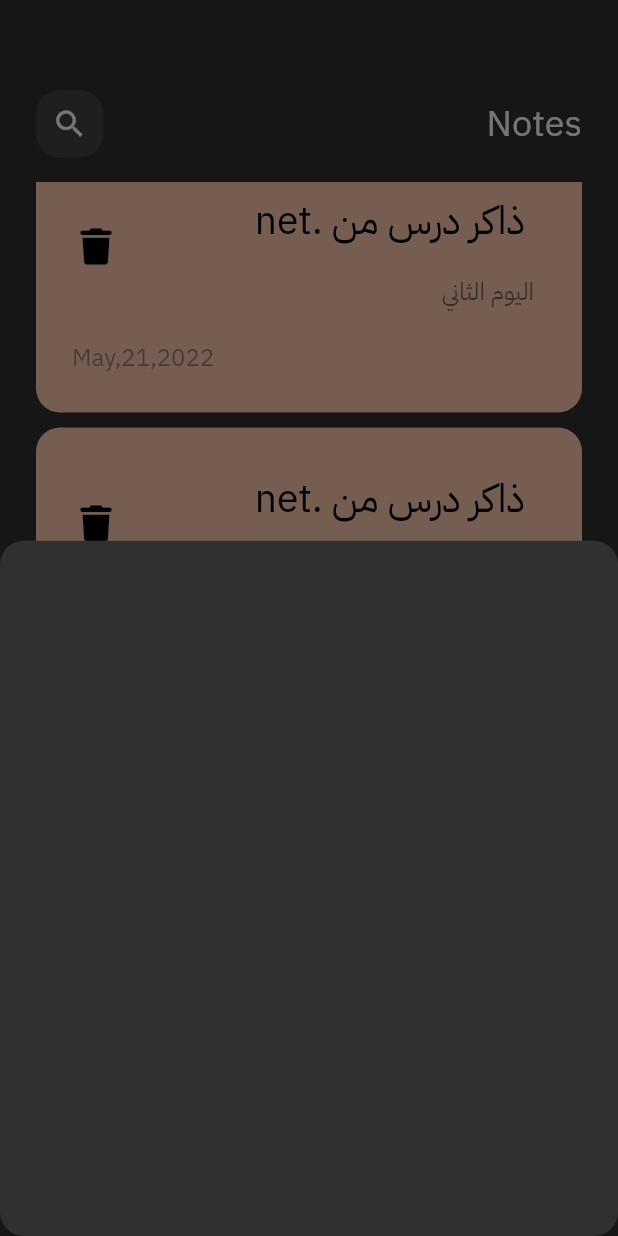
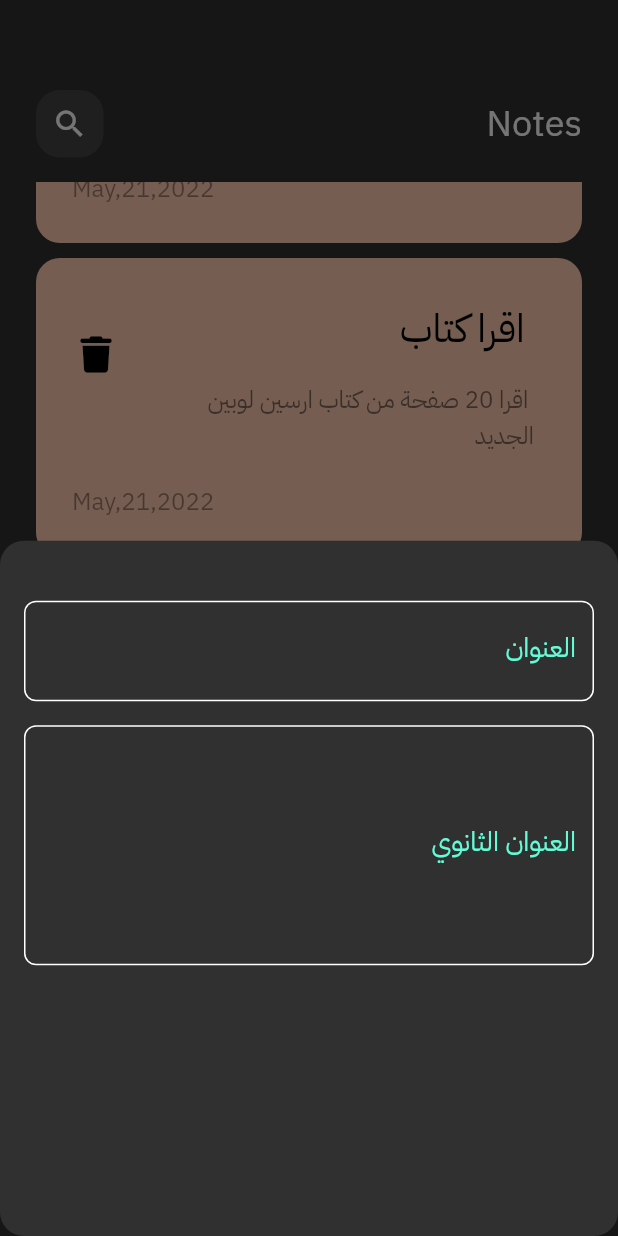
Before and after one commit to Ali1910/notesapp-main, a Flutter app: the screen it shows after launch, scrolled down 576 dp, after a tap on the "add" icon, on a phone screen of 412 x 824 dp. Run offline on Flutter 3.47's test engine with Material 2 defaults, Android fonts, the phone set to English and light mode, and no system bars; our stand-ins replace font_awesome_flutter.

Commit message:
add textfeild to Notes bottom sheet

```diff
--- a/lib/constants/constants.dart
+++ b/lib/constants/constants.dart
@@ -1 +1,3 @@
-double size = 24;
+import 'package:flutter/material.dart';
+
+const kprimarycolor = Color(0xff62fcd7);
--- a/lib/views/widgets/AddNoteBottomSheet.dart
+++ b/lib/views/widgets/AddNoteBottomSheet.dart
@@ -1,10 +1,32 @@
 import 'package:flutter/material.dart';
+import 'package:notesapp/views/widgets/CustomTextFeild.dart';
 
 class AddNoteBottomSheet extends StatelessWidget {
   const AddNoteBottomSheet({super.key});
 
   @override
   Widget build(BuildContext context) {
-    return Container();
+    return const Padding(
+      padding: EdgeInsets.symmetric(horizontal: 16),
+      child: Column(
+        children: [
+          SizedBox(
+            height: 40,
+          ),
+          CustomTextFeild(
+            hint: 'ادخل عنوان المهمة',
+            label: 'العنوان ',
+          ),
+          SizedBox(
+            height: 16,
+          ),
+          CustomTextFeild(
+            hint: 'اكتب وصف المهمة',
+            label: 'العنوان الثانوي',
+            maxlines: 5,
+          ),
+        ],
+      ),
+    );
   }
 }
--- a/lib/views/widgets/CustomNoteItem.dart
+++ b/lib/views/widgets/CustomNoteItem.dart
@@ -21,13 +21,13 @@ class NoteItem extends StatelessWidget {
         children: [
           ListTile(
             title: const Text(
-              ' ذاكر درس من .net',
+              ' اقرا كتاب',
               style: TextStyle(color: Colors.black, fontSize: 26),
             ),
             subtitle: Padding(
               padding: const EdgeInsets.symmetric(vertical: 16),
               child: Text(
-                'اليوم الثاني ',
+                ' اقرا 20 صفحة من كتاب ارسين لوبين الجديد ',
                 style: TextStyle(
                     color: Colors.black.withOpacity(0.5), fontSize: 16),
               ),
--- /dev/null
+++ b/lib/views/widgets/CustomTextFeild.dart
@@ -0,0 +1,36 @@
+import 'package:flutter/material.dart';
+import 'package:notesapp/constants/constants.dart';
+
+class CustomTextFeild extends StatelessWidget {
+  const CustomTextFeild(
+      {super.key, required this.hint, this.maxlines = 1, required this.label});
+  final String hint;
+  final String label;
+  final int maxlines;
+  @override
+  Widget build(BuildContext context) {
+    return Directionality(
+      textDirection: TextDirection.rtl,
+      child: TextFormField(
+        maxLines: maxlines,
+        textAlign: TextAlign.right,
+        cursorColor: kprimarycolor,
+        decoration: InputDecoration(
+          labelText: '$label',
+          labelStyle: const TextStyle(fontSize: 18, color: kprimarycolor),
+          hintText: '$hint',
+          hintStyle: const TextStyle(fontSize: 18),
+          border: buildborder(),
+          enabledBorder: buildborder(),
+          focusedBorder: buildborder(bordercolor: kprimarycolor),
+        ),
+      ),
+    );
+  }
+
+  OutlineInputBorder buildborder({Color? bordercolor}) {
+    return OutlineInputBorder(
+        borderRadius: BorderRadius.circular(8),
+        borderSide: BorderSide(color: bordercolor ?? Colors.white));
+  }
+}
```
